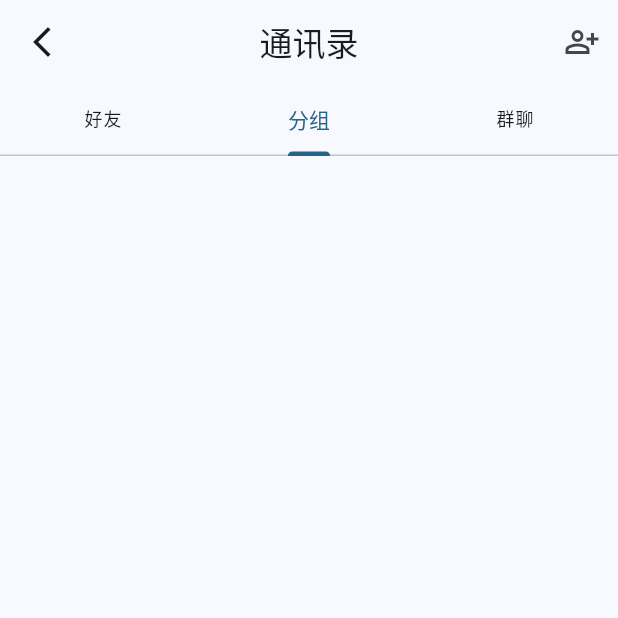
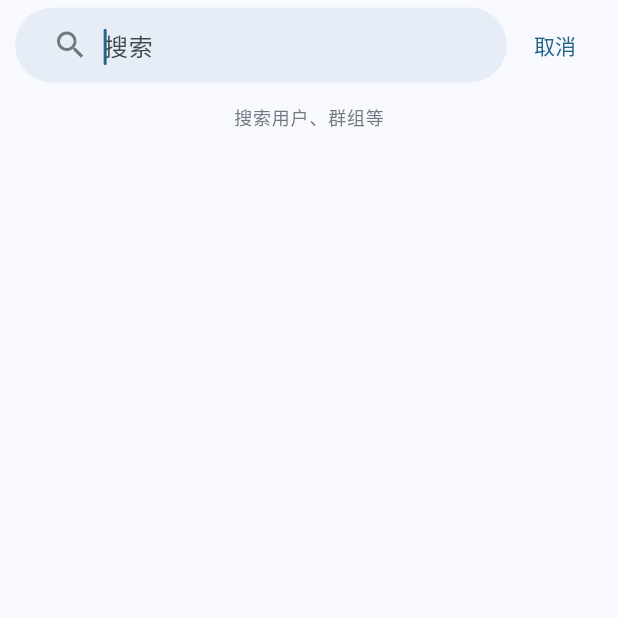
Before and after one commit to baichuanjiu/MetaUni-MetaUniApp, a Flutter app: the ContactsPage screen opened by its route, scrolled down 171 dp, after a tap on the "person add alt" icon, on a phone screen of 412 x 824 dp, the top half of it. Run offline on Flutter 3.47's test engine with Material 2 defaults, Android fonts, the phone set to English and light mode, and no system bars; our stand-ins replace cached_network_image, dio, flutter_bloc, flutter_colorpicker, image_cropper, image_picker and 3 more; missing offline and left inert: fast_rsa, lpinyin; accounts and stored records are empty.

Commit message:
feat(contacts_search_page): 现在可以通过UUID或账号来搜索用户

```diff
--- a/lib/home_page/chats/contacts/contacts_page.dart
+++ b/lib/home_page/chats/contacts/contacts_page.dart
@@ -149,7 +149,13 @@ class _ContactsPageState extends State<ContactsPage> {
                       ),
                     ),
                     actions: [
-                      IconButton(tooltip: '添加', onPressed: () {}, icon: const Icon(Icons.person_add_alt_outlined)),
+                      IconButton(
+                        tooltip: '添加',
+                        onPressed: () {
+                          Navigator.pushNamed(context, '/contacts/search');
+                        },
+                        icon: const Icon(Icons.person_add_alt_outlined),
+                      ),
                     ],
                     forceElevated: innerBoxIsScrolled,
                     flexibleSpace: FlexibleSpaceBar(
--- /dev/null
+++ b/lib/home_page/chats/contacts/search/contacts_search_page.dart
@@ -0,0 +1,184 @@
+import 'package:dio/dio.dart';
+import 'package:flutter/material.dart';
+import 'package:flutter/services.dart';
+import 'package:shared_preferences/shared_preferences.dart';
+
+import '../../../../models/dio_model.dart';
+import '../../../../reusable_components/logout/logout.dart';
+import '../../../../reusable_components/snack_bar/network_error_snack_bar.dart';
+import '../../../../reusable_components/snack_bar/normal_snack_bar.dart';
+
+class ContactsSearchPage extends StatefulWidget {
+  const ContactsSearchPage({super.key});
+
+  @override
+  State<ContactsSearchPage> createState() => _ContactsSearchPageState();
+}
+
+class _ContactsSearchPageState extends State<ContactsSearchPage> {
+  TextEditingController searchController = TextEditingController();
+
+  int? searchKey;
+
+  final DioModel dioModel = DioModel();
+
+  searchUser() async {
+    final prefs = await SharedPreferences.getInstance();
+
+    final String? jwt = prefs.getString('jwt');
+    final int? uuid = prefs.getInt('uuid');
+
+    try {
+      Response response;
+      response = await dioModel.dio.get(
+        '/metaUni/userAPI/user/search/${searchKey.toString()}',
+        options: Options(headers: {
+          'JWT': jwt,
+          'UUID': uuid,
+        }),
+      );
+      switch (response.data['code']) {
+        case 1:
+        //Message:"使用了无效的JWT，请重新登录"
+          if (mounted) {
+            getNormalSnackBar(context, response.data['message']);
+            logout(context);
+          }
+          break;
+        case 2:
+        //Message:"未找到符合条件的结果"
+          if (mounted) {
+            getNormalSnackBar(context, response.data['message']);
+          }
+          break;
+        default:
+          if (mounted) {
+            Navigator.pushNamed(context, '/contacts/search/result/user',arguments: response.data['data']['searchResult']);
+          }
+      }
+    } catch (e) {
+      if (mounted) {
+        getNetworkErrorSnackBar(context);
+      }
+    }
+  }
+
+  @override
+  void dispose() {
+    searchController.dispose();
+
+    super.dispose();
+  }
+
+  @override
+  Widget build(BuildContext context) {
+    return Scaffold(
+      body: SafeArea(
+        child: Column(
+          children: [
+            Container(
+              padding: const EdgeInsets.fromLTRB(10, 5, 10, 5),
+              child: Row(
+                children: [
+                  Expanded(
+                    child: SizedBox(
+                      height: 50,
+                      child: Scaffold(
+                        body: Container(
+                          height: 50,
+                          decoration: BoxDecoration(
+                            color: Theme.of(context).colorScheme.primary.withOpacity(0.08),
+                            borderRadius: const BorderRadius.all(
+                              Radius.circular(50.0),
+                            ),
+                          ),
+                          child: Container(
+                            padding: const EdgeInsets.fromLTRB(25, 0, 25, 0),
+                            child: Row(
+                              children: [
+                                Container(
+                                  padding: const EdgeInsets.fromLTRB(0, 0, 10, 0),
+                                  child: Icon(
+                                    Icons.search_outlined,
+                                    color: Theme.of(context).colorScheme.outline,
+                                  ),
+                                ),
+                                Expanded(
+                                  child: TextField(
+                                    controller: searchController,
+                                    decoration: const InputDecoration(
+                                      border: InputBorder.none,
+                                      hintText: '搜索',
+                                    ),
+                                    autofocus: true,
+                                    keyboardType: TextInputType.number,
+                                    textInputAction: TextInputAction.search,
+                                    autocorrect: false,
+                                    inputFormatters: [
+                                      //只允许输入数字
+                                      FilteringTextInputFormatter.allow(RegExp("[0-9]")),
+                                      //只允许输入最多10个字符
+                                      LengthLimitingTextInputFormatter(10),
+                                    ],
+                                    onTapOutside: (value){
+                                      FocusManager.instance.primaryFocus?.unfocus();
+                                    },
+                                    onChanged: (value) {
+                                      if(value.isNotEmpty){
+                                        searchKey = int.parse(value);
+                                        setState(() {
+                                        });
+                                      }
+                                      else{
+                                        searchKey = null;
+                                        setState(() {
+                                        });
+                                      }
+                                    },
+                                  ),
+                                ),
+                              ],
+                            ),
+                          ),
+                        ),
+                      ),
+                    ),
+                  ),
+                  TextButton(
+                    onPressed: () {
+                      Navigator.pop(context);
+                    },
+                    child: const Text('取消'),
+                  ),
+                ],
+              ),
+            ),
+            searchKey == null?Container():ListTile(
+              leading: const Icon(
+                Icons.person_add_alt,
+              ),
+              title: Text('找人：$searchKey'),
+              onTap: (){
+                searchUser();
+              },
+            ),
+            searchKey == null?Container():ListTile(
+              leading: const Icon(
+                Icons.group_add_outlined,
+              ),
+              title: Text('找群：$searchKey'),
+              onTap: (){},
+            ),
+            Container(
+              padding: const EdgeInsets.fromLTRB(0, 5, 0, 5),
+            ),
+            Text(
+              '搜索用户、群组等',
+              style: Theme.of(context).textTheme.labelMedium?.apply(color: Theme.of(context).colorScheme.outline),
+            ),
+          ],
+        ),
+      ),
+    );
+  }
+}
--- a/lib/main.dart
+++ b/lib/main.dart
@@ -2,7 +2,9 @@ import 'package:dio/dio.dart';
 import 'package:flutter/cupertino.dart';
 import 'package:flutter/material.dart';
 import 'package:flutter_localizations/flutter_localizations.dart';
+import 'package:meta_uni_app/home_page/chats/contacts/search/user_search_result_page.dart';
 import 'home_page/chats/contacts/contacts_page.dart';
+import 'home_page/chats/contacts/search/contacts_search_page.dart';
 import 'home_page/chats/message/friend/message_page.dart';
 import 'home_page/chats/search/search_page.dart';
 import 'home_page/discover/warehouse/search/search_page.dart';
@@ -135,6 +137,8 @@ class _MetaUni extends State<MetaUni> {
                   '/chats/search': (context) => const ChatsSearchPage(),
                   '/chats/message/friend': (context) => const FriendMessagePage(),
                   '/contacts': (context) => const ContactsPage(),
+                  '/contacts/search': (context) => const ContactsSearchPage(),
+                  '/contacts/search/result/user': (context) => const UserSearchResultPage(),
                   '/discover/warehouse/search': (context) => const DiscoverWarehouseSearchPage(),
                   '/user/profile': (context) => const UserProfilePage(),
                   '/settings': (context) => const SettingsPage(),
```
Also changed, not shown: lib/home_page/chats/chats_page.dart (+8 -2 lines), lib/home_page/chats/contacts/search/user_search_result_page.dart (added, +94 -0 lines).
